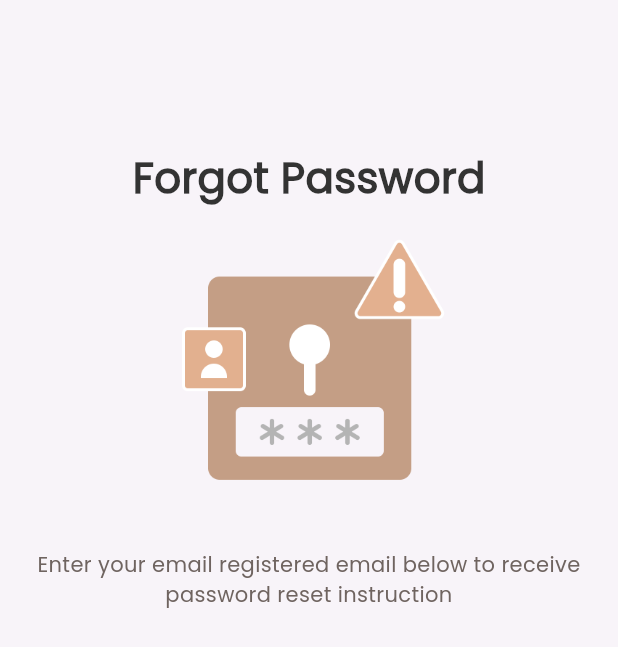
After one commit to yousef-alfalag/dalel-app, a Flutter app: the ForgetPasswordView screen opened by its route, on a phone screen of 412 x 824 dp. The commit adds this screen. Shown: the top 647 px of the screen. Run offline on Flutter 3.47's test engine with Material 3 defaults, Android fonts, the phone set to English and light mode, and no system bars; our stand-ins replace firebase_auth, firebase_core, flutter_bloc, flutter_svg, fluttertoast, get_it and 3 more; accounts and stored records are empty.

Commit message:
forget pass finished

```diff
--- a/lib/core/constants/route_constant.dart
+++ b/lib/core/constants/route_constant.dart
@@ -4,5 +4,5 @@ abstract class AppRoute {
       signInView = "/SignInView",
       signUpView = "/SignUpView",
       homeView = "/homeView",
-      verifyView="/verifyView";
+      forgetPasswordView='/forgetPasswordView';
 }
--- a/lib/core/routes/app_router.dart
+++ b/lib/core/routes/app_router.dart
@@ -1,8 +1,8 @@
 import 'package:dalel_app/core/constants/route_constant.dart';
 import 'package:dalel_app/features/auth/auth_cubit/cubit/auth_cubit.dart';
+import 'package:dalel_app/features/auth/presentation/views/forget_password_view.dart';
 import 'package:dalel_app/features/auth/presentation/views/sign_in_view.dart';
 import 'package:dalel_app/features/auth/presentation/views/sign_up_view.dart';
-import 'package:dalel_app/features/auth/presentation/views/verify_view.dart';
 import 'package:dalel_app/features/home/presentation/views/home_view/home_view.dart';
 import 'package:dalel_app/features/on_boarding/presentation/views/onboarding_view.dart';
 import 'package:dalel_app/features/splash/presentation/view/splash_view.dart';
@@ -33,11 +33,14 @@ final GoRouter router = GoRouter(routes: [
     ),
   ),
   GoRoute(
-    path: AppRoute.verifyView,
-    builder: (context, state) => const VerifyView(),
-  ),
-  GoRoute(
     path: AppRoute.homeView,
     builder: (context, state) => const HomeView(),
   ),
+  GoRoute(
+    path: AppRoute.forgetPasswordView,
+    builder: (context, state) => BlocProvider(
+      create: (context) => AuthCubit(),
+      child: const ForgetPasswordView(),
+    ),
+  )
 ]);
--- a/lib/core/utils/app_strings.dart
+++ b/lib/core/utils/app_strings.dart
@@ -59,6 +59,7 @@ abstract class AppStrings {
           "Thank you for your order here and your package will be sent to your address very quickly and fast good product",
       backToHome = "Back To Home",
       //!Forgot password
+      forgotPasswordSubtitle='Enter your email registered email below to receive password reset instruction',
       forgotPasswordPage = "Forgot Password",
       sendResetPasswordLink = "Send Reset Password Link",
       verificationNow = "Verification Now",
--- /dev/null
+++ b/lib/features/auth/presentation/views/forget_password_view.dart
@@ -0,0 +1,57 @@
+import 'package:dalel_app/core/utils/app_strings.dart';
+import 'package:dalel_app/core/utils/app_text_styles.dart';
+import 'package:dalel_app/core/utils/size_config.dart';
+import 'package:dalel_app/features/auth/auth_cubit/cubit/auth_cubit.dart';
+import 'package:dalel_app/features/auth/presentation/widgets/custom_text_form_field.dart';
+import 'package:dalel_app/features/auth/presentation/widgets/forget_password_image.dart';
+import 'package:dalel_app/features/auth/presentation/widgets/forget_password_subtitle.dart';
+import 'package:dalel_app/features/auth/presentation/widgets/welcome_text_widget.dart';
+import 'package:flutter/material.dart';
+
+class ForgetPasswordView extends StatelessWidget {
+  const ForgetPasswordView({super.key});
+
+  @override
+  Widget build(BuildContext context) {
+    SizeConfig().init(context);
+    return Scaffold(
+      body: CustomScrollView(
+        slivers: [
+          SliverToBoxAdapter(
+            child: SizedBox(
+              height: SizeConfig.defaultSize! * 10,
+            ),
+          ),
+          const SliverToBoxAdapter(
+            child: WelcomeTextWidget(text: AppStrings.forgotPasswordPage),
+          ),
+          const SliverToBoxAdapter(
+            child: ForgetPasswordImage(),
+          ),
+          const SliverToBoxAdapter(
+            child: ForgetPasswordSubtitle(),
+          ),
+          const SliverToBoxAdapter(),
+        ],
+      ),
+    );
+  }
+}
+class CustomForgetPasswordForm extends StatelessWidget {
+  const CustomForgetPasswordForm({super.key});
+
+  @override
+  Widget build(BuildContext context) {
+    AuthCubit authCubit=AuthCubit();
+    return  Form(
+      child: Column(
+            children: [
+              CustomTextFormField(
+                onChanged: (emailAddress) {
+                  authCubit.emailAddress = emailAddress;
+                },
+                labelText: AppStrings.emailAddress,
+              ),]
+    ));
+  }
+}
--- a/lib/features/auth/presentation/widgets/forget_password_Text_Widget.dart
+++ b/lib/features/auth/presentation/widgets/forget_password_Text_Widget.dart
@@ -1,3 +1,4 @@
+import 'package:dalel_app/core/constants/route_constant.dart';
 import 'package:dalel_app/core/functions/custom_navigate.dart';
 import 'package:dalel_app/core/utils/app_strings.dart';
 import 'package:dalel_app/core/utils/app_text_styles.dart';
@@ -10,7 +11,7 @@ class ForgetPasswordTextWidget extends StatelessWidget {
   Widget build(BuildContext context) {
     return  GestureDetector(
       onTap: () {
-        customPushReplacementNavigate(context, '');
+        customPushReplacementNavigate(context, AppRoute.forgetPasswordView);
       },
       child: Align(
         alignment: Alignment.centerRight,
--- /dev/null
+++ b/lib/features/auth/presentation/widgets/forget_password_image.dart
@@ -0,0 +1,16 @@
+import 'package:dalel_app/core/utils/app_assets.dart';
+import 'package:dalel_app/core/utils/size_config.dart';
+import 'package:flutter/material.dart';
+
+class ForgetPasswordImage extends StatelessWidget {
+  const ForgetPasswordImage({super.key});
+
+  @override
+  Widget build(BuildContext context) {
+    return SizedBox(
+      height: SizeConfig.defaultSize! * 23,
+      width: SizeConfig.defaultSize! * 23,
+      child: Image.asset(Assets.imagesForgotPassword),
+    );
+  }
+}
--- /dev/null
+++ b/lib/features/auth/presentation/widgets/forget_password_subtitle.dart
@@ -0,0 +1,16 @@
+import 'package:dalel_app/core/utils/app_strings.dart';
+import 'package:dalel_app/core/utils/app_text_styles.dart';
+import 'package:flutter/material.dart';
+
+class ForgetPasswordSubtitle extends StatelessWidget {
+  const ForgetPasswordSubtitle({super.key});
+
+  @override
+  Widget build(BuildContext context) {
+    return Text(
+      AppStrings.forgotPasswordSubtitle,
+      style: CustomTextStyles.poppins400style12.copyWith(fontSize: 14),
+      textAlign: TextAlign.center,
+    );
+  }
+}
```
Also changed, not shown: lib/features/auth/presentation/views/verify_view.dart (deleted, +0 -10 lines), lib/features/auth/presentation/widgets/welcome_text_widget.dart (+6 -2 lines), pubspec.yaml (+63 -71 lines), pubspec.lock.
